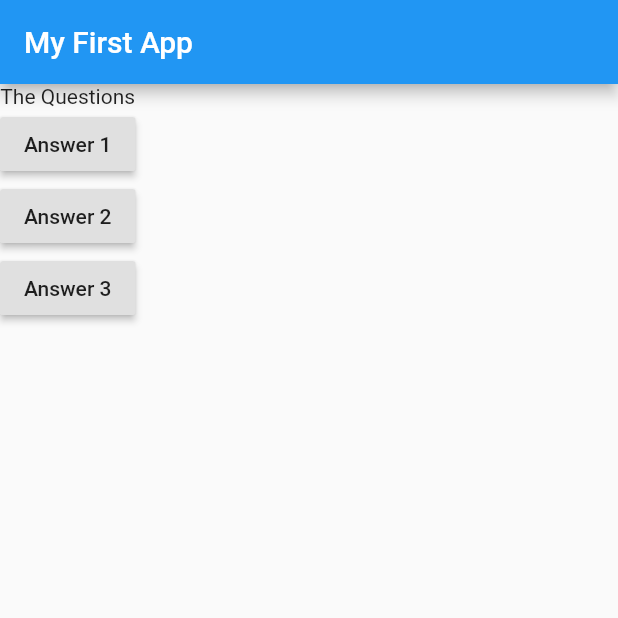
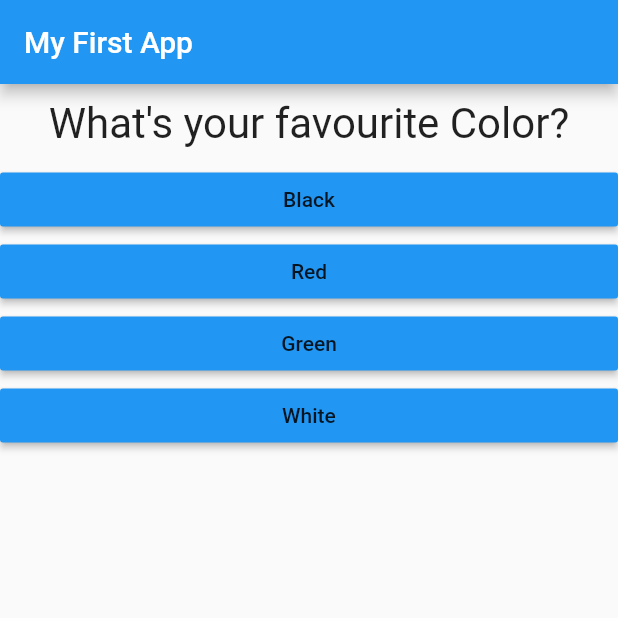
Before and after one commit to Ashish-Symbiotic/Flutter_Project, a Flutter app: the screen it shows after launch, on a phone screen of 412 x 824 dp, the top half of it. Run offline on Flutter 3.47's test engine with Material 2 defaults, Android fonts, the phone set to English and light mode, and no system bars.

Commit message:
Dart Quiz App Complete

```diff
--- /dev/null
+++ b/lib/answer.dart
@@ -0,0 +1,21 @@
+import 'package:flutter/material.dart';
+
+class Answer extends StatelessWidget {
+  final Function selectHandler;
+  String answerText;
+  Answer(this.selectHandler, this.answerText);
+
+  @override
+  Widget build(BuildContext context) {
+    return Container(
+      width: double.infinity,
+      child: RaisedButton(
+        child: Text(this.answerText),
+        color: Colors.blue,
+        onPressed: selectHandler,
+        //answerQuestions is a function , we have removed () because when if we add () in this we just
+        //calling a function and returning a value to the onPressed but onPressed wants a function not a value;
+      ),
+    );
+  }
+}
--- a/lib/main.dart
+++ b/lib/main.dart
@@ -1,46 +1,91 @@
 import 'package:flutter/cupertino.dart';
 import 'package:flutter/material.dart';
+import 'package:flutter_course_app/quiz.dart';
+
+import './questions.dart';
+import './answer.dart';
+import './result.dart';
 
 void main() {
   runApp(MyApp());
 }
 
-class MyApp extends StatelessWidget {
-  void answerQuestions() {
-    print('Answer Choosen');
+class MyApp extends StatefulWidget {
+  @override
+  State<StatefulWidget> createState() {
+    // TODO: implement createState
+    return _MyAppState();
+  }
+}
+
+class _MyAppState extends State<MyApp> {
+  final _questions = const [
+    {
+      'questionsText': 'What\'s your favourite Color?',
+      'answers': [
+        {'text': 'Black', 'score': 10},
+        {'text': 'Red', 'score': 5},
+        {'text': 'Green', 'score': 3},
+        {'text': 'White', 'score': 1}
+      ]
+    },
+    {
+      'questionsText': 'What\'s your favourite Animal?',
+      'answers': [
+        {'text': 'Elephant', 'score': 3},
+        {'text': 'Lion', 'score': 5},
+        {'text': 'Horse', 'score': 10},
+        {'text': 'Zebra', 'score': 1}
+      ]
+    },
+    {
+      'questionsText': 'What\'s your instructor?',
+      'answers': [
+        {'text': 'Will Smith', 'score': 5},
+        {'text': 'Romans', 'score': 1},
+        {'text': 'Americans', 'score': 3},
+        {'text': 'Europeans', 'score': 10}
+      ]
+    },
+    {
+      'questionsText': 'What\'s your Raagni Kalakar?',
+      'answers': [
+        {'text': 'Anil Dujaniya', 'score': 10},
+        {'text': 'Ranbir', 'score': 5},
+        {'text': 'Pale Ram', 'score': 3},
+        {'text': 'Azad Singh Kahanda Khedi', 'score': 1}
+      ]
+    }
+  ];
+  var _questionIndex = 0;
+  var _totalScore = 0;
+  void _answerQuestions(int score) {
+    if (_questionIndex <= _questions.length)
+      setState(() {
+        // if (_questionIndex == 1)
+        // _questionIndex = 0;
+        //else {
+        _questionIndex = _questionIndex + 1;
+
+        _totalScore += score;
+        //}
+      });
   }
 
   Widget build(BuildContext context) {
-    var questions = [
-      'Whats your name?',
-      'Whats\'s your pet name?',
-    ];
     return MaterialApp(
       home: Scaffold(
-          appBar: AppBar(
-            title: Text('My First App'),
-          ),
-          body: Column(
-            children: <Widget>[
-              Text('The Questions'),
-              RaisedButton(
-                child: Text('Answer 1'),
-                onPressed: answerQuestions,
-                //answerQuestions is a function , we have removed () because when if we add () in this we just
-                //calling a function and returning a value to the onPressed but onPressed wants a function not a value;
-              ),
-              RaisedButton(
-                child: Text('Answer 2'),
-                onPressed: () => print('Ans 2 choosen'),
-              ),
-              RaisedButton(
-                child: Text('Answer 3'),
-                onPressed: () {
-                  print('Ans 3 choosen');
-                },
-              ),
-            ],
-          )),
+        appBar: AppBar(
+          title: Text('My First App'),
+        ),
+        body: _questionIndex < _questions.length
+            ? Quiz(
+                answerQuestions: _answerQuestions,
+                questions: _questions,
+                questionIndex: _questionIndex,
+              )
+            : Result(_totalScore),
+      ),
     );
   }
 }
--- /dev/null
+++ b/lib/questions.dart
@@ -0,0 +1,18 @@
+import 'package:flutter/material.dart';
+
+class Question extends StatelessWidget {
+  String questionText;
+  Question(this.questionText);
+  @override
+  Widget build(BuildContext context) {
+    return Container(
+      width: double.infinity,
+      margin: EdgeInsets.all(10),
+      child: Text(
+        questionText,
+        style: TextStyle(fontSize: 28),
+        textAlign: TextAlign.center,
+      ),
+    );
+  }
+}
--- /dev/null
+++ b/lib/quiz.dart
@@ -0,0 +1,30 @@
+import 'package:flutter/material.dart';
+
+import './questions.dart';
+import './answer.dart';
+
+class Quiz extends StatelessWidget {
+  final List<Map<String, Object>> questions;
+  final int questionIndex;
+  final Function answerQuestions;
+
+  Quiz(
+      {@required this.answerQuestions,
+      @required this.questions,
+      @required this.questionIndex});
+
+  @override
+  Widget build(BuildContext context) {
+    return Column(
+      children: <Widget>[
+        Question(
+          questions[questionIndex]['questionsText'],
+        ),
+        ...(questions[questionIndex]['answers'] as List<Map<String, Object>>)
+            .map((answer) {
+          return Answer(() => answerQuestions(answer['score']), answer['text']);
+        }).toList()
+      ],
+    );
+  }
+}
--- /dev/null
+++ b/lib/result.dart
@@ -0,0 +1,28 @@
+import 'package:flutter/material.dart';
+
+class Result extends StatelessWidget {
+  final int resultScore;
+
+  Result(this.resultScore);
+  String get resultPhrase {
+    String resultText = "You did it !!";
+    if (resultScore <= 8) {
+      resultText = "You are Awesome and Inncocent";
+    } else if (resultScore <= 12) {
+      resultText = "Pretty Likable!";
+    } else if (resultScore <= 16) {
+      resultText = "You are ... Strange";
+    } else {
+      resultText = "You are so bad";
+    }
+    return resultText;
+  }
+
+  @override
+  Widget build(BuildContext context) {
+    return Center(
+      child: Text(resultPhrase,
+          style: TextStyle(fontSize: 36, fontWeight: FontWeight.bold)),
+    );
+  }
+}
```
Also changed, not shown: 5 other files.
